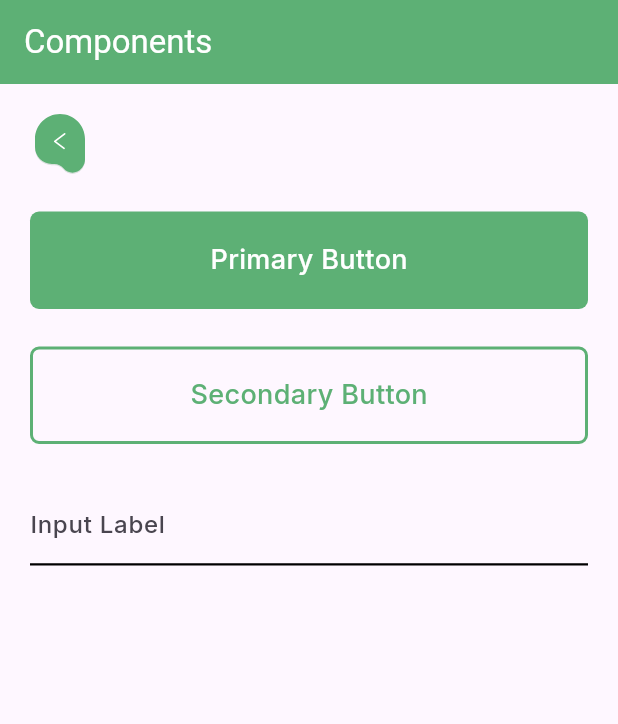
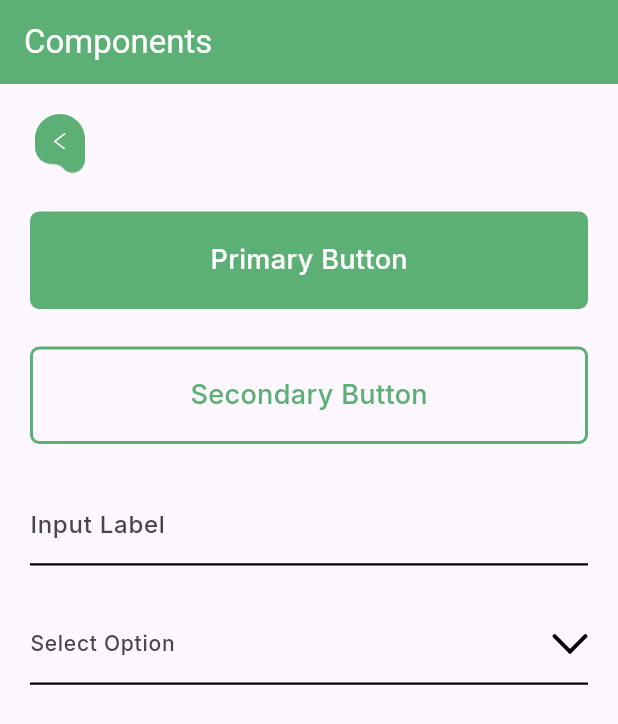
Before and after one commit to OmerMohideen/SegmentFault_Gembo, a Flutter app: the screen it shows after launch, on a phone screen of 412 x 824 dp. Shown: the top 724 px of the screen. Run offline on Flutter 3.47's test engine with Material 3 defaults, Android fonts, the light colour scheme and no system bars; our stand-ins replace flutter_svg, google_fonts.

Commit message:
feat(user): select widget

```diff
--- a/user_application/lib/main.dart
+++ b/user_application/lib/main.dart
@@ -3,6 +3,7 @@
 import 'package:user_application/widgets/Button.dart';
 import 'package:user_application/widgets/back_button.dart';
 import 'package:user_application/widgets/input_field.dart';
+import 'package:user_application/widgets/select_field.dart';
 
 void main() {
   runApp(MaterialApp(
@@ -30,21 +31,30 @@
         ),
         backgroundColor: primaryColor,
       ),
-      body: const Padding(
-        padding: EdgeInsets.all(20),
+      body: Padding(
+        padding: const EdgeInsets.all(20),
         child: Column(
           crossAxisAlignment: CrossAxisAlignment.start,
           children: [
-            DripBackButton(),
-            SizedBox(height: 25),
-            Button(text: "Primary Button"),
-            SizedBox(height: 25),
-            Button(text: "Secondary Button", secondary: true),
-            SizedBox(height: 25),
-            InputField(
+            const DripBackButton(),
+            const SizedBox(height: 25),
+            const Button(text: "Primary Button"),
+            const SizedBox(height: 25),
+            const Button(text: "Secondary Button", secondary: true),
+            const SizedBox(height: 25),
+            const InputField(
               label: "Input Label",
               keyboardType: TextInputType.text,
             ),
+            const SizedBox(height: 25),
+            SelectField(
+                label: "Select Option",
+                options: dropdownOptions,
+                onChanged: (newValue) {
+                  setState(() {
+                    selectedValue = newValue;
+                  });
+                }),
           ],
         ),
       ),
--- /dev/null
+++ b/user_application/lib/widgets/select_field.dart
@@ -0,0 +1,46 @@
+import 'package:flutter/material.dart';
+import 'package:flutter_svg/flutter_svg.dart';
+import 'package:user_application/styles/fonts.dart';
+
+class SelectField extends StatelessWidget {
+  final String label;
+  final List<String> options;
+  final String? value;
+  final void Function(String?) onChanged;
+
+  const SelectField({
+    super.key,
+    required this.label,
+    required this.options,
+    this.value,
+    required this.onChanged,
+  });
+
+  @override
+  Widget build(BuildContext context) {
+    return DropdownButtonFormField<String>(
+      decoration: InputDecoration(
+        labelText: label,
+        labelStyle: paragraph2Style,
+        enabledBorder: const UnderlineInputBorder(
+          borderSide: BorderSide(color: Colors.black, width: 1.5),
+        ),
+        focusedBorder: const UnderlineInputBorder(
+          borderSide: BorderSide(color: Colors.black, width: 1.5),
+        ),
+        border: const UnderlineInputBorder(
+          borderSide: BorderSide(color: Colors.black, width: 1.5),
+        ),
+      ),
+      icon: SvgPicture.asset('assets/icons/arrow_down.svg'),
+      value: value,
+      items: options.map((String option) {
+        return DropdownMenuItem<String>(
+          value: option,
+          child: Text(option),
+        );
+      }).toList(),
+      onChanged: onChanged,
+    );
+  }
+}
```
Also changed, not shown: user_application/assets/icons/arrow_down.svg (added).
